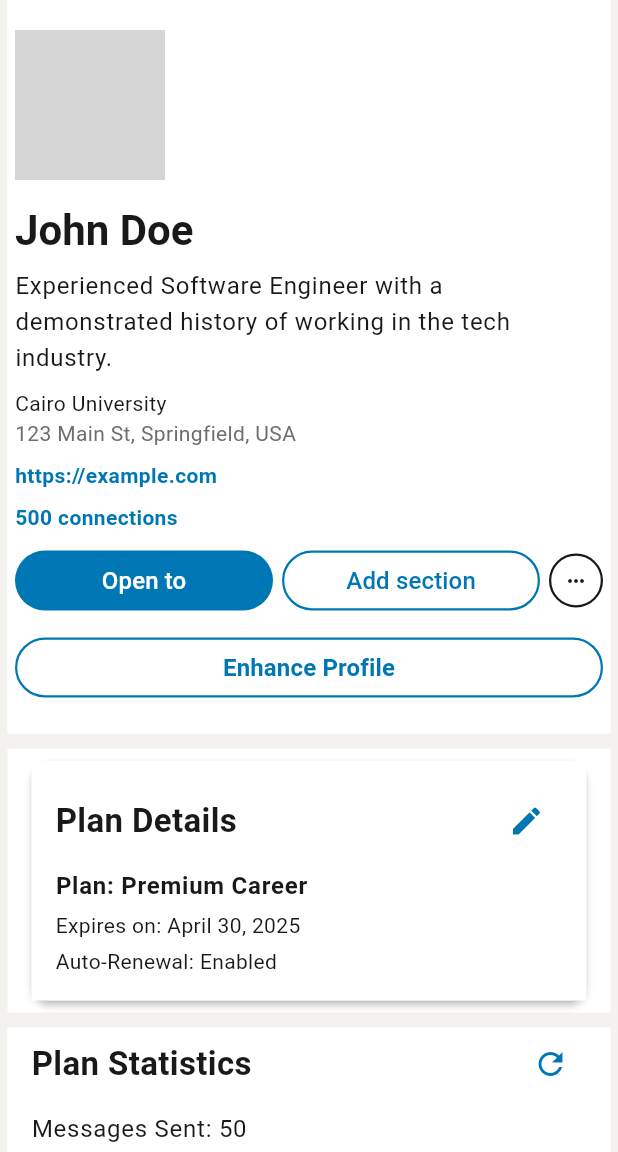
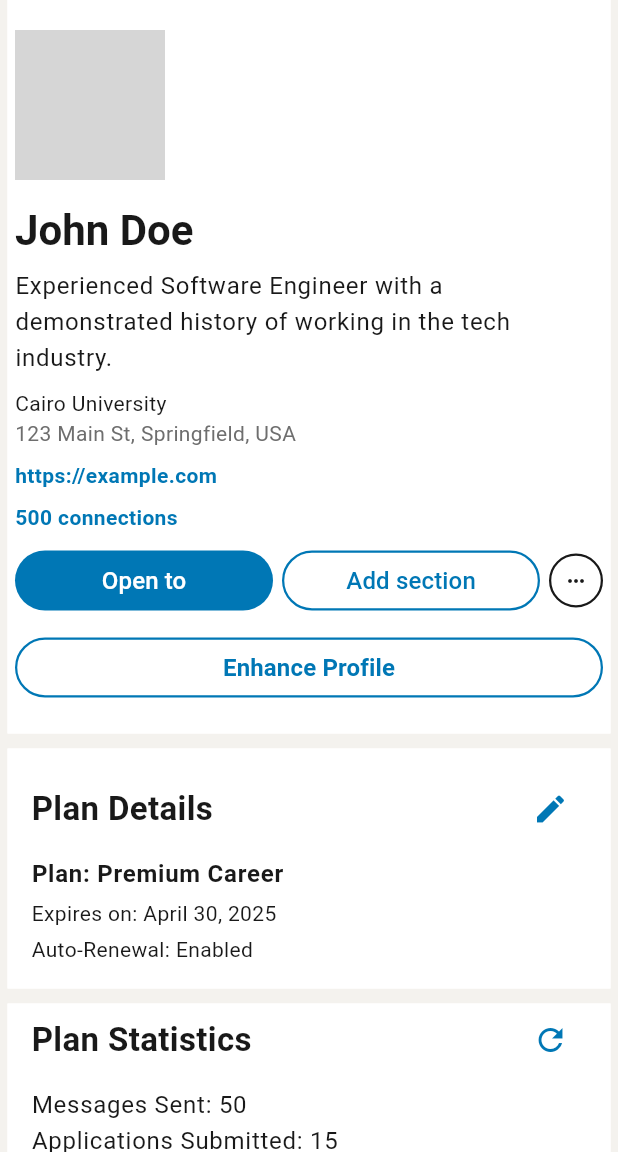
Before and after one commit to TawasolApp/Cross-Platform, a Flutter app: the screen it shows after launch, on a phone screen of 412 x 824 dp, the part 84-1236 px from its top. Run offline on Flutter 3.47's test engine with Material 3 defaults, Android fonts, the phone set to English and light mode, and no system bars; our stand-ins replace equatable, fpdart; network calls fail; Roboto replaces fonts that are missing (SourceSans); grey boxes are pictures that could not be loaded.

Commit message:
Removed the shadow effect in plan details ui.

```diff
--- a/linkedin_clone/lib/features/profile/presentation/widgets/plan_details_section.dart
+++ b/linkedin_clone/lib/features/profile/presentation/widgets/plan_details_section.dart
@@ -14,10 +14,7 @@ class PlanDetails extends StatelessWidget {
 
   @override
   Widget build(BuildContext context) {
-    return Card(
-      elevation: 2.0, // Subtle shadow
-      margin: const EdgeInsets.symmetric(horizontal: 16.0, vertical: 8.0),
-      child: Container(
+    return Container(
       color: Colors.white, // Set background color to white
       padding: const EdgeInsets.all(16.0), // Consistent padding
       child: Column(
@@ -62,7 +59,6 @@ class PlanDetails extends StatelessWidget {
           ),
         ],
       ),
-      ),
     );
   }
 }
```
Lines whose indentation alone changed are shown as unchanged.
